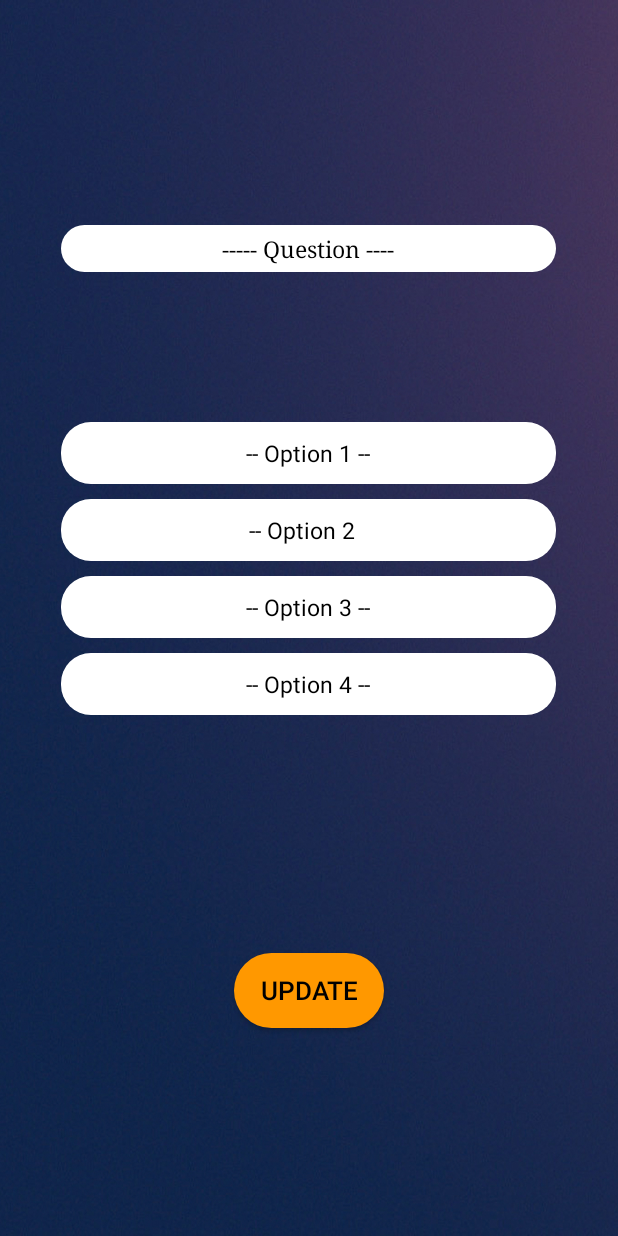
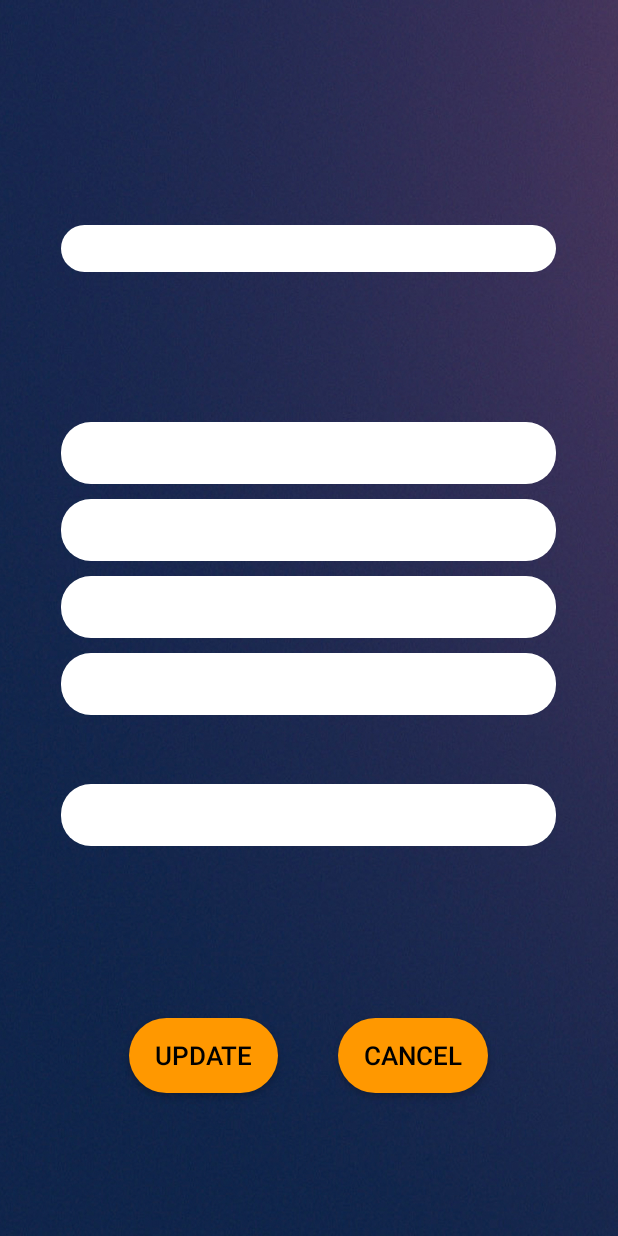
Before and after one commit to udrathnayaka/android-quiz-app, an Android app: the AdminQuestion screen opened directly, with no data from a screen before it, after a tap on "UPDATE", on a phone screen of 412 x 824 dp. Run offline under Robolectric (Android 15) with nearby library versions, the phone set to English and light mode, and no system bars; our stand-ins replace Firebase (no records; nobody signed in at launch, a user with empty details on screens opened directly).

Commit message:
admin question update

```diff
--- a/android-quiz-app/app/src/main/java/com/example/quiz_app/AdminQuestion.java
+++ b/android-quiz-app/app/src/main/java/com/example/quiz_app/AdminQuestion.java
@@ -12,6 +12,7 @@ public class AdminQuestion extends AppCompatActivity {
 
     Button btnUpdate, btnDelete;
     TextView quest, answ, opt1, opt2, opt3, opt4;
+    String question, one, two, three, four, answer, key;
 
     @Override
     protected void onCreate(Bundle savedInstanceState) {
@@ -31,12 +32,13 @@ public class AdminQuestion extends AppCompatActivity {
 
         //get details from list row using intent
         Intent intent = getIntent();
-        String question = intent.getStringExtra("q");
-        String one = intent.getStringExtra("one");
-        String two = intent.getStringExtra("two");
-        String three = intent.getStringExtra("three");
-        String four = intent.getStringExtra("four");
-        String answer = intent.getStringExtra("ans");
+        question = intent.getStringExtra("q");
+        one = intent.getStringExtra("one");
+        two = intent.getStringExtra("two");
+        three = intent.getStringExtra("three");
+        four = intent.getStringExtra("four");
+        answer = intent.getStringExtra("ans");
+        key = intent.getStringExtra("id");
 
         //load question details into the ui when row is clicked
         quest.setText(question);
@@ -50,8 +52,18 @@ public class AdminQuestion extends AppCompatActivity {
             @Override
             public void onClick(View v) {
                 //redirect to update activity
-                Intent i = new Intent(getApplicationContext(),UpdateActivity.class);
-                startActivity(i);
+
+                Intent intent1 = new Intent(getApplicationContext(),UpdateActivity.class);
+
+                intent1.putExtra("qe",question);
+                intent1.putExtra("one",one);
+                intent1.putExtra("two",two);
+                intent1.putExtra("three",three);
+                intent1.putExtra("four",four);
+                intent1.putExtra("ans",answer);
+                intent1.putExtra("id",key);
+                startActivity(intent1);
+                finish();
             }
         });
 
@@ -62,4 +74,11 @@ public class AdminQuestion extends AppCompatActivity {
             }
         });
     }
+
+    @Override
+    public void onBackPressed() {
+        Intent intent = new Intent(getApplicationContext(),AdminQuestionList.class);
+        startActivity(intent);
+        finish();
+    }
 }
--- a/android-quiz-app/app/src/main/java/com/example/quiz_app/AdminQuestionList.java
+++ b/android-quiz-app/app/src/main/java/com/example/quiz_app/AdminQuestionList.java
@@ -21,6 +21,8 @@ import com.google.firebase.database.DataSnapshot;
 import com.google.firebase.database.DatabaseError;
 import com.google.firebase.database.DatabaseReference;
 import com.google.firebase.database.FirebaseDatabase;
+import com.google.firebase.database.Query;
+import com.google.firebase.database.ValueEventListener;
 
 import java.util.ArrayList;
 import java.util.List;
@@ -87,11 +89,21 @@ public class AdminQuestionList extends AppCompatActivity {
         listView.setOnItemClickListener(new AdapterView.OnItemClickListener() {
             @Override
             public void onItemClick(AdapterView<?> parent, View view, int i, long id) {
-                Question question = questions.get(i);
+
+                final Question question = questions.get(i);
+                ref1 = FirebaseDatabase.getInstance().getReference().child("questions");
+                Query query = ref1.orderByChild("question").equalTo(question.getQuestion());
+
+                query.addListenerForSingleValueEvent(new ValueEventListener() {
+                    @Override
+                    public void onDataChange(@NonNull DataSnapshot dataSnapshot) {
+                        for(DataSnapshot child: dataSnapshot.getChildren()){
+                            String key = child.getKey();
+                            //int key = ref.getRef(i).getKey();
+
                             Intent i2 =new Intent(AdminQuestionList.this,AdminQuestion.class);
 
-                //i2.putExtra("id",idd);
-                //Log.e("id", String.valueOf(idd[0]));
+                            i2.putExtra("id",key);
                             i2.putExtra("q",question.getQuestion());
                             i2.putExtra("one",question.getOption1());
                             i2.putExtra("two",question.getOption2());
@@ -100,6 +112,15 @@ public class AdminQuestionList extends AppCompatActivity {
                             i2.putExtra("ans",question.getAnswer());
 
                             startActivity(i2);
+                            finish();
+                        }
+                    }
+
+                    @Override
+                    public void onCancelled(@NonNull DatabaseError databaseError) {
+
+                    }
+                });
             }
         });
 
--- a/android-quiz-app/app/src/main/java/com/example/quiz_app/InsertQuestionActivity.java
+++ b/android-quiz-app/app/src/main/java/com/example/quiz_app/InsertQuestionActivity.java
@@ -64,6 +64,8 @@ public class InsertQuestionActivity extends AppCompatActivity {
                 //check if empty
                 if(!TextUtils.isEmpty(q) && !TextUtils.isEmpty(op1) && !TextUtils.isEmpty(op2)
                         && !TextUtils.isEmpty(op3) && !TextUtils.isEmpty(op4) && !TextUtils.isEmpty(answer)){
+                    //check if same question exist
+
                     //create primary key
                     int a = (int) dataSnapshot.getChildrenCount()+1;
 
--- a/android-quiz-app/app/src/main/java/com/example/quiz_app/UpdateActivity.java
+++ b/android-quiz-app/app/src/main/java/com/example/quiz_app/UpdateActivity.java
@@ -1,15 +1,107 @@
 package com.example.quiz_app;
 
+import android.content.Intent;
 import android.support.v7.app.AppCompatActivity;
 import android.os.Bundle;
+import android.text.TextUtils;
+import android.util.Log;
+import android.view.View;
 import android.view.WindowManager;
+import android.widget.Button;
+import android.widget.EditText;
+import android.widget.TextView;
+
+import com.example.quiz_app.Model.Question;
+import com.google.firebase.database.DatabaseReference;
+import com.google.firebase.database.FirebaseDatabase;
 
 public class UpdateActivity extends AppCompatActivity {
+
+    String question, one, two, three, four, answer, key;
+    TextView questionText;
+    EditText opt1, opt2, opt3, opt4, ans;
+    Button save, cancel;
+    DatabaseReference ref;
 
     @Override
     protected void onCreate(Bundle savedInstanceState) {
         super.onCreate(savedInstanceState);
         getWindow().setFlags(WindowManager.LayoutParams.FLAG_FULLSCREEN,WindowManager.LayoutParams.FLAG_FULLSCREEN);
         setContentView(R.layout.activity_update);
+
+        //initialize button, textview, edittext
+        questionText = (TextView) findViewById(R.id.questionView);
+        opt1 = (EditText) findViewById(R.id.edit1);
+        opt2 = (EditText) findViewById(R.id.edit2);
+        opt3 = (EditText) findViewById(R.id.edit3);
+        opt4 = (EditText) findViewById(R.id.edit4);
+        ans = (EditText) findViewById(R.id.editAnswer);
+        save = (Button) findViewById(R.id.btnSave);
+        cancel = (Button) findViewById(R.id.btnCancel);
+
+        //get intent from Admin Question view
+        Intent intent = getIntent();
+        question = intent.getStringExtra("qe");
+        one = intent.getStringExtra("one");
+        two = intent.getStringExtra("two");
+        three = intent.getStringExtra("three");
+        four = intent.getStringExtra("four");
+        answer = intent.getStringExtra("ans");
+        key = intent.getStringExtra("id");
+
+        //set with data
+        questionText.setText(question);
+        opt1.setText(one);
+        opt2.setText(two);
+        opt3.setText(three);
+        opt4.setText(four);
+        ans.setText(answer);
+
+        save.setOnClickListener(new View.OnClickListener() {
+            @Override
+            public void onClick(View view) {
+                //update database
+                String answer = ans.getText().toString().trim();
+                String option1 = opt1.getText().toString().trim();
+                String option2 = opt2.getText().toString().trim();
+                String option3 = opt3.getText().toString().trim();
+                String option4 = opt4.getText().toString().trim();
+
+                if(!TextUtils.isEmpty(answer) && !TextUtils.isEmpty(option1) && !TextUtils.isEmpty(option2)
+                    && !TextUtils.isEmpty(option3) && !TextUtils.isEmpty(option4)){
+
+                    ref = FirebaseDatabase.getInstance().getReference("questions").child(key);
+
+                    //update
+                    Question question1 = new Question(answer, option1, option2, option3, option4, question);
+                    ref.setValue(question1);
+                    Log.e("update","success");
+
+                    //set intent to start list view
+                    Intent intent1 = new Intent(getApplicationContext(),AdminQuestionList.class);
+                    startActivity(intent1);
+                    finish();
+                } else{
+                    Log.e("update","fail");
+                }
+            }
+        });
+
+        cancel.setOnClickListener(new View.OnClickListener() {
+            @Override
+            public void onClick(View view) {
+                //set intent to start list view
+                Intent intent2 = new Intent(getApplicationContext(),AdminQuestionList.class);
+                startActivity(intent2);
+                finish();
+            }
+        });
+    }
+
+    @Override
+    public void onBackPressed() {
+        Intent intent = new Intent(getApplicationContext(), AdminQuestion.class);
+        startActivity(intent);
+        finish();
     }
 }
--- a/android-quiz-app/app/src/main/res/layout/activity_update.xml
+++ b/android-quiz-app/app/src/main/res/layout/activity_update.xml
@@ -8,67 +8,83 @@
     android:layout_centerVertical="true"
     android:gravity="center" >
 
-    <EditText
-        android:id="@+id/questionTxt"
+    <TextView
+        android:id="@+id/questionView"
         android:layout_width="330dp"
+        android:layout_height="wrap_content"
         android:layout_marginTop="150dp"
-        android:layout_height="wrap_content"
+        android:background="@drawable/login_ui"
         android:gravity="center"
         android:padding="5dp"
         android:text="----- Question ----"
         android:textAlignment="center"
         android:textColor="#000000"
-        android:background="@drawable/login_ui"
         android:textSize="15sp"
         android:typeface="serif" />
 
     <EditText
-        android:id="@+id/button1"
-        android:layout_marginTop="100dp"
+        android:id="@+id/edit1"
         android:layout_width="330dp"
         android:layout_height="wrap_content"
+        android:layout_marginTop="100dp"
+        android:background="@drawable/login_ui"
+        android:hint="-- Option 1 --"
+        android:padding="10dp"
         android:textAlignment="center"
-        android:background="@drawable/login_ui"
         android:textColor="#000000"
-        android:padding="10dp"
-        android:textSize="15dp"
-        android:text="-- Option 1 --"/>
+        android:textSize="15dp" />
 
     <EditText
-        android:id="@+id/button2"
-        android:layout_marginTop="10dp"
+        android:id="@+id/edit2"
         android:layout_width="330dp"
         android:layout_height="wrap_content"
+        android:layout_marginTop="10dp"
+        android:background="@drawable/login_ui"
+        android:hint="-- Option 2 --"
+        android:padding="10dp"
         android:textAlignment="center"
-        android:background="@drawable/login_ui"
         android:textColor="#000000"
-        android:textSize="15dp"
-        android:padding="10dp"
-        android:text="-- Option 2  "/>
+        android:textSize="15dp" />
 
     <EditText
-        android:id="@+id/button3"
-        android:layout_marginTop="10dp"
+        android:id="@+id/edit3"
         android:layout_width="330dp"
         android:layout_height="wrap_content"
+        android:layout_marginTop="10dp"
+        android:background="@drawable/login_ui"
+        android:hint="-- Option 3 --"
+        android:padding="10dp"
         android:textAlignment="center"
-        android:background="@drawable/login_ui"
         android:textColor="#000000"
-        android:padding="10dp"
-        android:textSize="15dp"
-        android:text="-- Option 3 --"/>
+        android:textSize="15dp" />
 
     <EditText
-        android:id="@+id/button4"
-        android:layout_marginTop="10dp"
+        android:id="@+id/edit4"
         android:layout_width="330dp"
         android:layout_height="wrap_content"
+        android:layout_marginTop="10dp"
+        android:background="@drawable/login_ui"
+        android:hint="-- Option 4 --"
+        android:padding="10dp"
         android:textAlignment="center"
+        android:textColor="#000000"
+        android:textSize="15dp" />
+
+    <Space
+        android:layout_width="match_parent"
+        android:layout_height="36dp" />
+
+    <EditText
+        android:id="@+id/editAnswer"
+        android:layout_width="330dp"
+        android:layout_height="wrap_content"
+        android:layout_marginTop="10dp"
         android:background="@drawable/login_ui"
+        android:hint="-- Answer --"
+        android:padding="10dp"
+        android:textAlignment="center"
         android:textColor="#000000"
-        android:padding="10dp"
-        android:textSize="15dp"
-        android:text="-- Option 4 --"/>
+        android:textSize="15dp" />
 
     <LinearLayout
         android:layout_width="match_parent"
@@ -79,21 +95,33 @@
         android:gravity="center">
 
         <Button
-            android:id="@+id/btnupdate"
+            android:id="@+id/btnSave"
+            android:layout_width="99dp"
+            android:layout_height="50dp"
             android:layout_marginTop="10dp"
+            android:background="@drawable/rounded_button_home"
+            android:padding="10dp"
+            android:text="Update"
+            android:textAlignment="center"
+            android:textColor="#000000"
+            android:textSize="17dp" />
+
+        <Space
+            android:layout_width="40dp"
+            android:layout_height="wrap_content" />
+
+        <Button
+            android:id="@+id/btnCancel"
             android:layout_width="100dp"
             android:layout_height="50dp"
+            android:layout_marginTop="10dp"
+
+            android:background="@drawable/rounded_button_home"
+            android:padding="10dp"
+            android:text="Cancel"
             android:textAlignment="center"
-            android:background="@drawable/rounded_button_home"
             android:textColor="#000000"
-            android:padding="10dp"
-            android:textSize="17dp"
-            android:text="Update"/>
-
-
-
-
-
+            android:textSize="17dp" />
     </LinearLayout>
 
 </LinearLayout>
```
Lines whose indentation alone changed are shown as unchanged.
